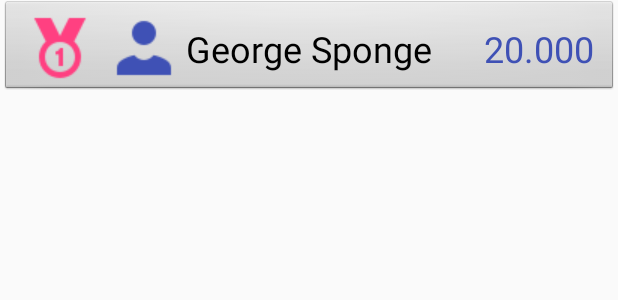
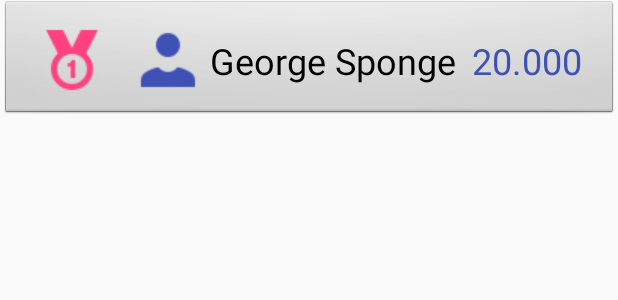
Before and after one commit to themeliskalomoiros/Memogame, an Android app: the layout item_player_score_medal.xml on its own in the app's theme, with its tools: preview values and no code run, on a phone screen of 412 x 824 dp. Shown: the top 300 px of the screen. Run offline under Robolectric (Android 15) with nearby library versions, the phone set to English and light mode, and no system bars.

Commit message:
Minor UI changes

```diff
--- a/app/src/main/res/layout/item_player_score_medal.xml
+++ b/app/src/main/res/layout/item_player_score_medal.xml
@@ -4,7 +4,7 @@
     xmlns:tools="http://schemas.android.com/tools"
     android:layout_width="match_parent"
     android:layout_height="wrap_content"
-    android:padding="8dp"
+    android:padding="16dp"
     android:background="@android:drawable/btn_default">
 
     <ImageView
@@ -22,9 +22,9 @@
         android:id="@+id/user_image"
         android:layout_width="48dp"
         android:layout_height="48dp"
+        android:layout_marginStart="16dp"
+        android:layout_marginLeft="16dp"
         android:scaleType="centerCrop"
-        android:layout_marginStart="8dp"
-        android:layout_marginLeft="8dp"
         android:src="@drawable/user_48px"
         app:layout_constraintBottom_toBottomOf="parent"
         app:layout_constraintStart_toEndOf="@+id/medal"
--- a/app/src/main/res/layout/item_player_score_numeric.xml
+++ b/app/src/main/res/layout/item_player_score_numeric.xml
@@ -4,7 +4,7 @@
     xmlns:tools="http://schemas.android.com/tools"
     android:layout_width="match_parent"
     android:layout_height="wrap_content"
-    android:padding="8dp"
+    android:padding="16dp"
     android:background="@android:drawable/btn_default">
 
     <TextView
@@ -24,9 +24,9 @@
         android:id="@+id/user_image"
         android:layout_width="48dp"
         android:layout_height="48dp"
+        android:layout_marginStart="16dp"
+        android:layout_marginLeft="16dp"
         android:scaleType="centerCrop"
-        android:layout_marginStart="8dp"
-        android:layout_marginLeft="8dp"
         android:src="@drawable/user_48px"
         app:layout_constraintBottom_toBottomOf="parent"
         app:layout_constraintStart_toEndOf="@+id/user_position"
```
